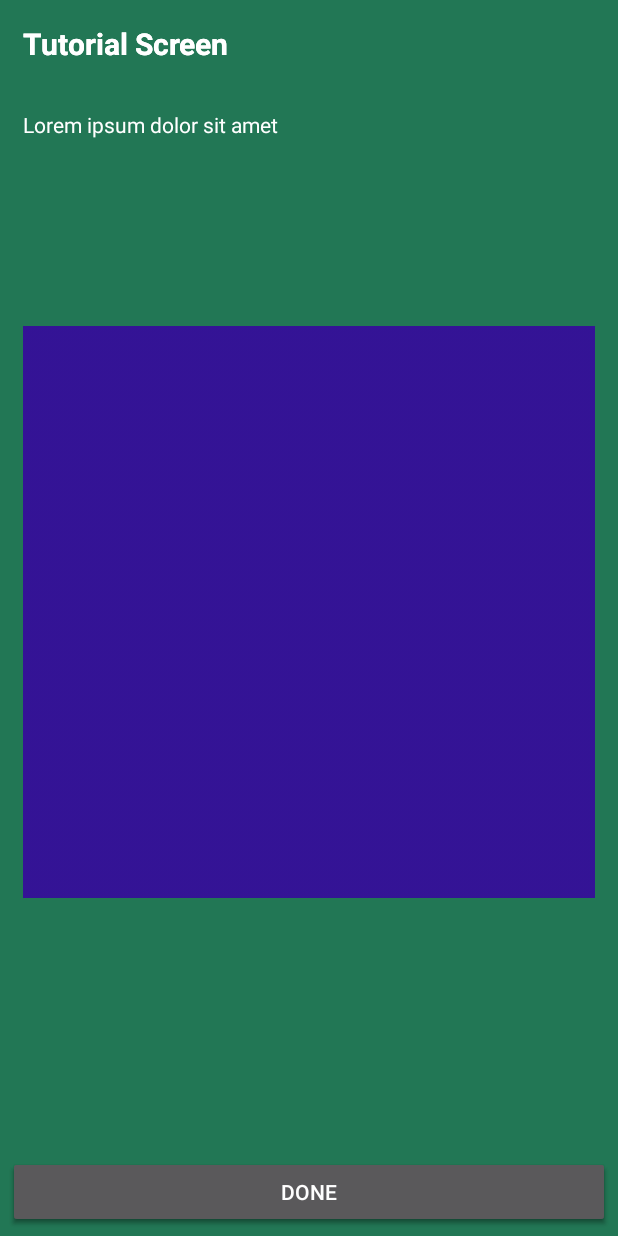
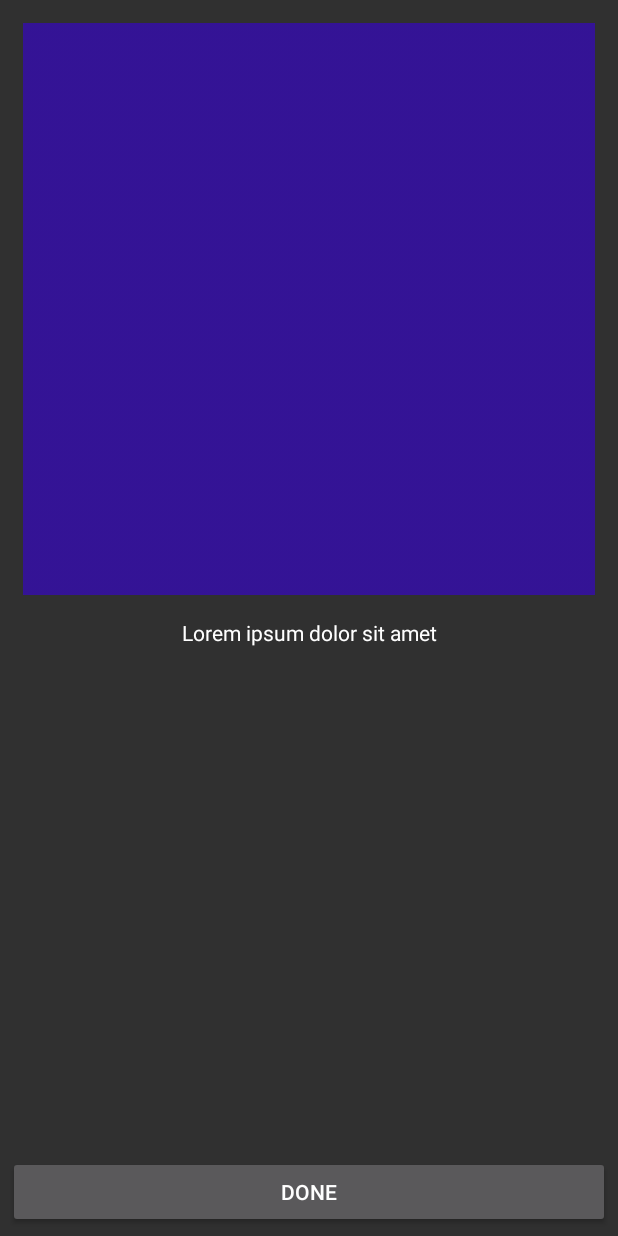
Before and after one commit to lararufflecoles/TutorialStartScreenAndSideMenu, an Android app: the screen it shows after launch (TutorialScreen before the commit, TutorialActivity after it), on a phone screen of 412 x 824 dp. Run offline under Robolectric (Android 15) with nearby library versions, the phone set to English and light mode, and no system bars.

Commit message:
Fixed out the ViewPager items

```diff
--- a/app/src/main/AndroidManifest.xml
+++ b/app/src/main/AndroidManifest.xml
@@ -10,7 +10,7 @@
         android:theme="@style/AppTheme" >
 
         <activity
-            android:name=".TutorialScreen"
+            android:name=".TutorialActivity"
             android:label="@string/app_name" >
             <intent-filter>
                 <action android:name="android.intent.action.MAIN" />
@@ -23,7 +23,7 @@
             android:parentActivityName=".MainActivity">
             <meta-data
                 android:name="android.support.PARENT_ACTIVITY"
-                android:value="es.rufflecol.lara.tutorialstartscreenandsidemenu.TutorialScreen" />
+                android:value=".TutorialActivity" />
         </activity>
 
     </application>
--- a/app/src/main/java/es/rufflecol/lara/tutorialstartscreenandsidemenu/CustomPagerAdapter.java
+++ b/app/src/main/java/es/rufflecol/lara/tutorialstartscreenandsidemenu/CustomPagerAdapter.java
@@ -6,16 +6,16 @@ import android.view.LayoutInflater;
 import android.view.View;
 import android.view.ViewGroup;
 import android.widget.ImageView;
-import android.widget.RelativeLayout;
+import android.widget.LinearLayout;
 
 class CustomPagerAdapter extends PagerAdapter {
 
-    Context mContext;
-    LayoutInflater mLayoutInflater;
+    private Context context;
+    private LayoutInflater layoutInflater;
 
     public CustomPagerAdapter(Context context) {
-        mContext = context;
-        mLayoutInflater = (LayoutInflater) mContext.getSystemService(Context.LAYOUT_INFLATER_SERVICE);
+        this.context = context;
+        layoutInflater = (LayoutInflater) context.getSystemService(Context.LAYOUT_INFLATER_SERVICE);
     }
 
     @Override
@@ -25,7 +25,7 @@ class CustomPagerAdapter extends PagerAdapter {
 
     @Override
     public boolean isViewFromObject(View view, Object object) {
-        return view == ((RelativeLayout) object);
+        return view == ((LinearLayout) object);
     }
 
     int[] resources = {
@@ -36,21 +36,17 @@ class CustomPagerAdapter extends PagerAdapter {
 
     @Override
     public Object instantiateItem(ViewGroup container, int position) {
-        View itemView = mLayoutInflater.inflate(R.layout.activity_tutorial_screen, container, false);
+        View itemView = layoutInflater.inflate(R.layout.item_tutorial, container, false);
 
         ImageView imageView = (ImageView) itemView.findViewById(R.id.imageView);
         imageView.setImageResource(resources[position]);
 
-//        TextView textView = (TextView) itemView.findViewById(R.id.tutorial_activity_text);
-//        textView.setText(resources[position]);
-
         container.addView(itemView);
-
         return itemView;
     }
 
     @Override
     public void destroyItem(ViewGroup container, int position, Object object) {
-        container.removeView((RelativeLayout) object);
+        container.removeView((LinearLayout) object);
     }
 }
--- a/app/src/main/java/es/rufflecol/lara/tutorialstartscreenandsidemenu/TutorialScreen.java
+++ b/app/src/main/java/es/rufflecol/lara/tutorialstartscreenandsidemenu/TutorialActivity.java
@@ -7,14 +7,14 @@ import android.support.v7.app.AppCompatActivity;
 import android.view.View;
 import android.widget.Button;
 
-public class TutorialScreen extends AppCompatActivity {
+public class TutorialActivity extends AppCompatActivity {
 
     private Button button;
 
     @Override
     protected void onCreate(Bundle savedInstanceState) {
         super.onCreate(savedInstanceState);
-        setContentView(R.layout.activity_tutorial_screen);
+        setContentView(R.layout.activity_tutorial);
 
         ViewPager viewPager = (ViewPager) findViewById(R.id.viewpager);
         viewPager.setAdapter(new CustomPagerAdapter(this));
@@ -25,7 +25,7 @@ public class TutorialScreen extends AppCompatActivity {
             @Override
             public void onClick(View v) {
 
-                Intent intent = new Intent(TutorialScreen.this, MainActivity.class);
+                Intent intent = new Intent(TutorialActivity.this, MainActivity.class);
                 startActivity(intent);
             }
         });
--- /dev/null
+++ b/app/src/main/res/layout/activity_tutorial.xml
@@ -0,0 +1,22 @@
+<?xml version="1.0" encoding="utf-8"?>
+<LinearLayout xmlns:android="http://schemas.android.com/apk/res/android"
+    android:layout_width="match_parent"
+    android:layout_height="match_parent"
+    android:orientation="vertical">
+
+    <android.support.v4.view.ViewPager
+        android:id="@+id/viewpager"
+        android:layout_width="match_parent"
+        android:layout_height="0dp"
+        android:layout_weight="1" />
+
+    <Button
+        android:id="@+id/doneButton"
+        android:layout_width="match_parent"
+        android:layout_height="wrap_content"
+        android:layout_marginBottom="@dimen/bottom_margin_padding"
+        android:layout_marginLeft="@dimen/done_button_margin_padding"
+        android:layout_marginRight="@dimen/done_button_margin_padding"
+        android:text="@string/tutorial_screen_done" />
+
+</LinearLayout>
--- a/app/src/main/res/layout/activity_tutorial_screen.xml
+++ /dev/null
@@ -1,56 +0,0 @@
-<?xml version="1.0" encoding="utf-8"?>
-<RelativeLayout xmlns:android="http://schemas.android.com/apk/res/android"
-    android:layout_width="match_parent"
-    android:layout_height="match_parent"
-    android:background="@color/dark_green">
-
-    <android.support.v4.view.ViewPager xmlns:android="http://schemas.android.com/apk/res/android"
-        android:id="@+id/viewpager"
-        android:layout_width="match_parent"
-        android:layout_height="match_parent" />
-
-    <ImageView
-        android:id="@+id/imageView"
-        android:layout_width="match_parent"
-        android:layout_height="wrap_content"
-        android:layout_below="@+id/tutorial_screen_header"
-        android:paddingLeft="@dimen/side_padding"
-        android:paddingRight="@dimen/side_padding"
-        android:paddingTop="@dimen/top_padding" />
-
-    <TextView
-        android:id="@+id/tutorial_screen_header"
-        android:layout_width="match_parent"
-        android:layout_height="wrap_content"
-        android:layout_alignParentTop="true"
-        android:paddingLeft="@dimen/side_padding"
-        android:paddingRight="@dimen/side_padding"
-        android:paddingTop="@dimen/top_padding"
-        android:text="@string/tutorial_screen_text"
-        android:textColor="@color/white"
-        android:textSize="@dimen/text_size_header"
-        android:textStyle="bold" />
-
-    <TextView
-        android:id="@+id/tutorial_screen_text"
-        android:layout_width="match_parent"
-        android:layout_height="wrap_content"
-        android:layout_below="@+id/imageView"
-        android:paddingLeft="@dimen/side_padding"
-        android:paddingRight="@dimen/side_padding"
-        android:paddingTop="@dimen/top_padding"
-        android:text="@string/tutorial_screen_text_normal"
-        android:textColor="@color/white"
-        android:textSize="@dimen/text_size_normal" />
-
-    <Button
-        android:id="@+id/doneButton"
-        android:layout_width="match_parent"
-        android:layout_height="wrap_content"
-        android:layout_alignParentBottom="true"
-        android:layout_marginBottom="@dimen/bottom_margin_padding"
-        android:layout_marginLeft="@dimen/done_button_margin_padding"
-        android:layout_marginRight="@dimen/done_button_margin_padding"
-        android:text="@string/tutorial_screen_done" />
-
-</RelativeLayout>
--- /dev/null
+++ b/app/src/main/res/layout/item_tutorial.xml
@@ -0,0 +1,28 @@
+<?xml version="1.0" encoding="utf-8"?>
+<LinearLayout xmlns:android="http://schemas.android.com/apk/res/android"
+    android:layout_width="match_parent"
+    android:layout_height="match_parent"
+    android:orientation="vertical">
+
+    <ImageView
+        android:id="@+id/imageView"
+        android:layout_width="match_parent"
+        android:layout_height="wrap_content"
+        android:adjustViewBounds="true"
+        android:paddingLeft="@dimen/side_padding"
+        android:paddingRight="@dimen/side_padding"
+        android:paddingTop="@dimen/top_padding" />
+
+    <TextView
+        android:id="@+id/tutorial_screen_text"
+        android:layout_width="match_parent"
+        android:layout_height="wrap_content"
+        android:gravity="center"
+        android:paddingLeft="@dimen/side_padding"
+        android:paddingRight="@dimen/side_padding"
+        android:paddingTop="@dimen/top_padding"
+        android:text="@string/tutorial_screen_text_normal"
+        android:textColor="@color/white"
+        android:textSize="@dimen/text_size_normal" />
+
+</LinearLayout>
```
